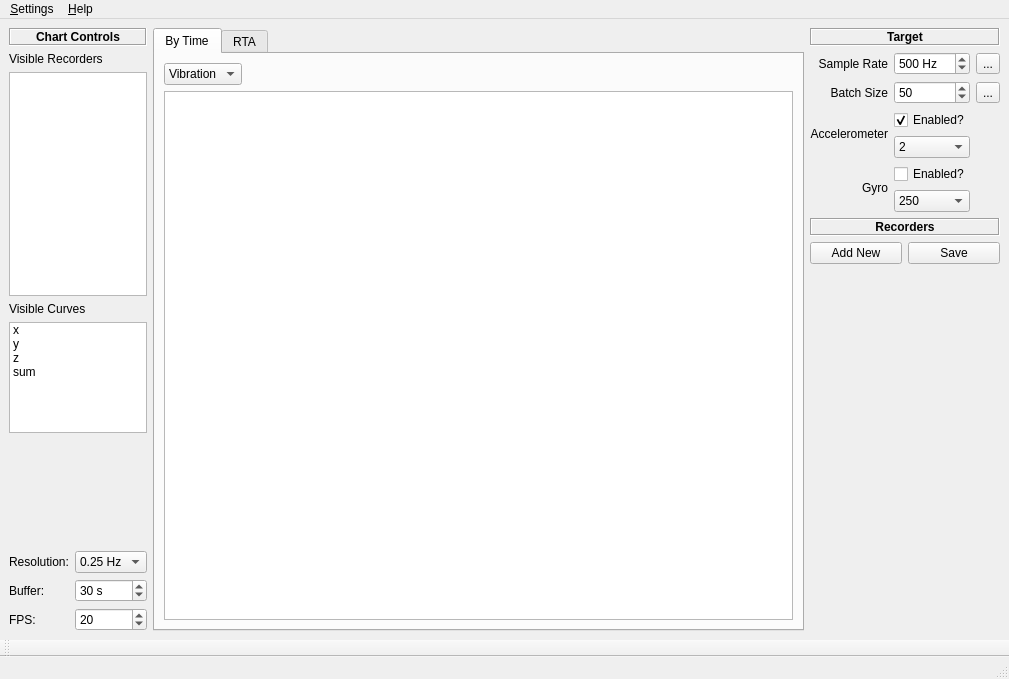
3ll3d00d/qvibe-analyser, file src/main/python/ui/app.ui: the form before one commit.
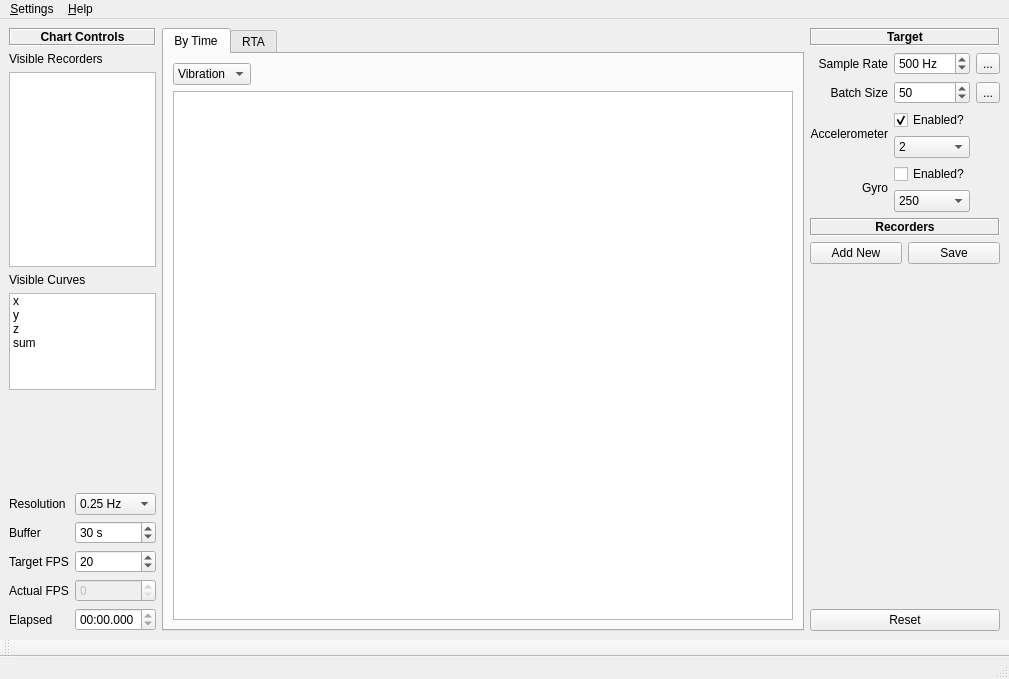
The form after the commit. Custom widgets are drawn as their Qt base class.

The edit to the form file:
```diff
--- a/src/main/python/ui/app.ui
+++ b/src/main/python/ui/app.ui
@@ -105,26 +105,6 @@
       </item>
       <item>
        <layout class="QGridLayout" name="extraControlsLayout">
-        <item row="2" column="0">
-         <widget class="QLabel" name="fpsLabel">
-          <property name="text">
-           <string>FPS:</string>
-          </property>
-         </widget>
-        </item>
-        <item row="2" column="1">
-         <widget class="QSpinBox" name="fps">
-          <property name="minimum">
-           <number>1</number>
-          </property>
-          <property name="maximum">
-           <number>50</number>
-          </property>
-          <property name="value">
-           <number>20</number>
-          </property>
-         </widget>
-        </item>
         <item row="1" column="1">
          <widget class="QSpinBox" name="bufferSize">
           <property name="suffix">
@@ -141,17 +121,23 @@
           </property>
          </widget>
         </item>
-        <item row="1" column="0">
-         <widget class="QLabel" name="bufferSizeLabel">
+        <item row="4" column="0">
+         <widget class="QLabel" name="label">
           <property name="text">
-           <string>Buffer: </string>
+           <string>Elapsed</string>
           </property>
          </widget>
         </item>
-        <item row="0" column="0">
-         <widget class="QLabel" name="resolutionHzLabel">
-          <property name="text">
-           <string>Resolution:</string>
+        <item row="2" column="1">
+         <widget class="QSpinBox" name="fps">
+          <property name="minimum">
+           <number>1</number>
+          </property>
+          <property name="maximum">
+           <number>50</number>
+          </property>
+          <property name="value">
+           <number>20</number>
           </property>
          </widget>
         </item>
@@ -174,6 +160,57 @@
           </item>
          </widget>
         </item>
+        <item row="4" column="1">
+         <widget class="QTimeEdit" name="elapsedTime">
+          <property name="readOnly">
+           <bool>true</bool>
+          </property>
+          <property name="currentSection">
+           <enum>QDateTimeEdit::MinuteSection</enum>
+          </property>
+          <property name="displayFormat">
+           <string>mm:ss.zzz</string>
+          </property>
+         </widget>
+        </item>
+        <item row="3" column="1">
+         <widget class="QSpinBox" name="actualFPS">
+          <property name="enabled">
+           <bool>false</bool>
+          </property>
+          <property name="maximum">
+           <number>120</number>
+          </property>
+         </widget>
+        </item>
+        <item row="2" column="0">
+         <widget class="QLabel" name="fpsLabel">
+          <property name="text">
+           <string>Target FPS</string>
+          </property>
+         </widget>
+        </item>
+        <item row="1" column="0">
+         <widget class="QLabel" name="bufferSizeLabel">
+          <property name="text">
+           <string>Buffer</string>
+          </property>
+         </widget>
+        </item>
+        <item row="3" column="0">
+         <widget class="QLabel" name="actualFPSLabel">
+          <property name="text">
+           <string>Actual FPS</string>
+          </property>
+         </widget>
+        </item>
+        <item row="0" column="0">
+         <widget class="QLabel" name="resolutionHzLabel">
+          <property name="text">
+           <string>Resolution</string>
+          </property>
+         </widget>
+        </item>
        </layout>
       </item>
      </layout>
@@ -323,7 +360,7 @@
      </layout>
     </item>
     <item>
-     <layout class="QVBoxLayout" name="addRecorderLayout" stretch="0,0,0,0,0,0">
+     <layout class="QVBoxLayout" name="addRecorderLayout" stretch="0,0,0,0,0,0,0">
       <property name="leftMargin">
        <number>0</number>
       </property>
@@ -565,6 +602,13 @@
         </property>
        </spacer>
       </item>
+      <item>
+       <widget class="QPushButton" name="resetButton">
+        <property name="text">
+         <string>Reset</string>
+        </property>
+       </widget>
+      </item>
      </layout>
     </item>
    </layout>
```
Left out of the diff: 67 changed lines with no effect on the pictures.
